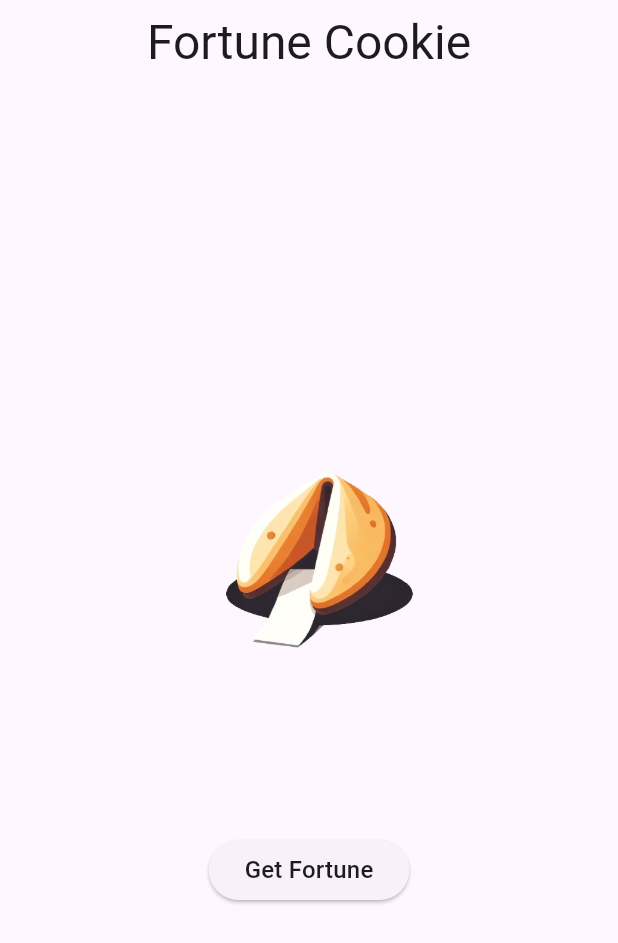
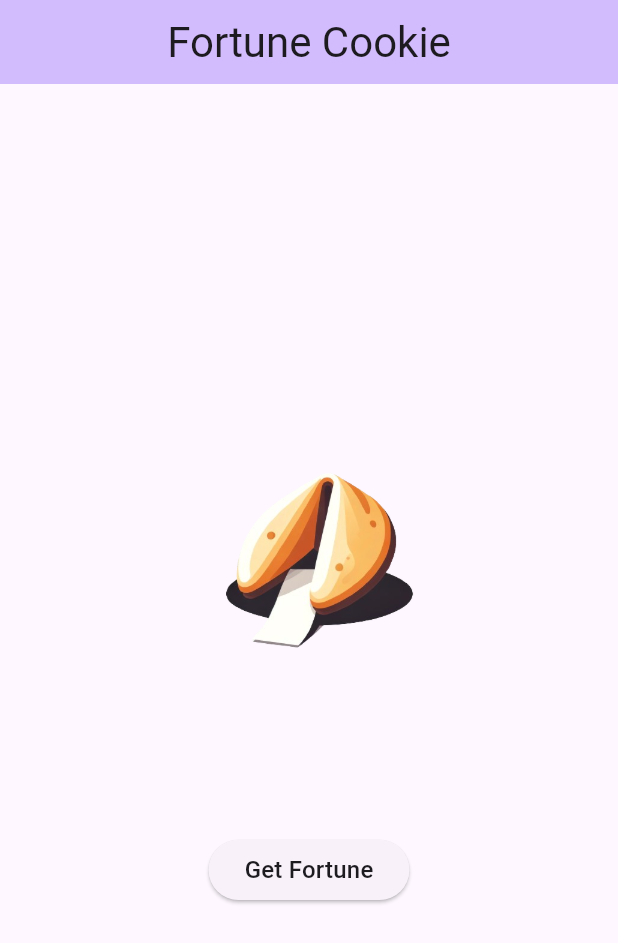
Before and after one commit to Darkskeith/fortune_cookie, a Flutter app: the screen it shows after launch, on a phone screen of 412 x 824 dp. Shown: the top 943 px of the screen. Run offline on Flutter 3.47's test engine with Material 3 defaults, Android fonts, the phone set to English and light mode, and no system bars.

Commit message:
change title design

```diff
--- a/lib/main.dart
+++ b/lib/main.dart
@@ -59,10 +59,10 @@ class _MyHomePageState extends State<MyHomePage> {
   Widget build(BuildContext context) {
     return Scaffold(
       appBar: AppBar(
-        title: Text("Fortune Cookie"),
-        titleTextStyle: Theme.of(context).textTheme.headlineLarge,
-        centerTitle: true,
-      ),
+          backgroundColor: Theme.of(context).colorScheme.inversePrimary,
+          title: Text("Fortune Cookie"),
+          centerTitle: true,
+          titleTextStyle: Theme.of(context).textTheme.headlineMedium),
       body: Center(
         child: Column(
           mainAxisAlignment: MainAxisAlignment.center,
@@ -89,11 +89,6 @@ class _MyHomePageState extends State<MyHomePage> {
           ],
         ),
       ),
-/*       floatingActionButton: FloatingActionButton(
-        onPressed: _randomFortune,
-        tooltip: 'Increment',
-        child: const Icon(Icons.add),
-      ),  */ // This trailing comma makes auto-formatting nicer for build methods.
     );
   }
 }
```
